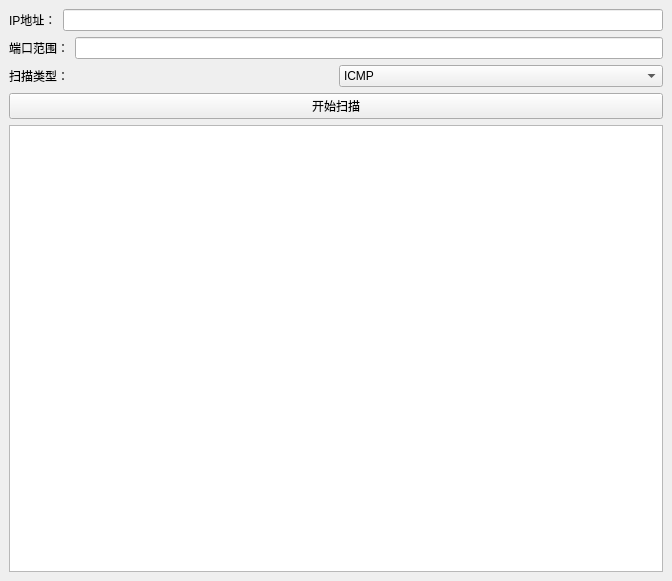
Qt form mainwindow.ui (xxz1314520/PortScanner) before a commit.
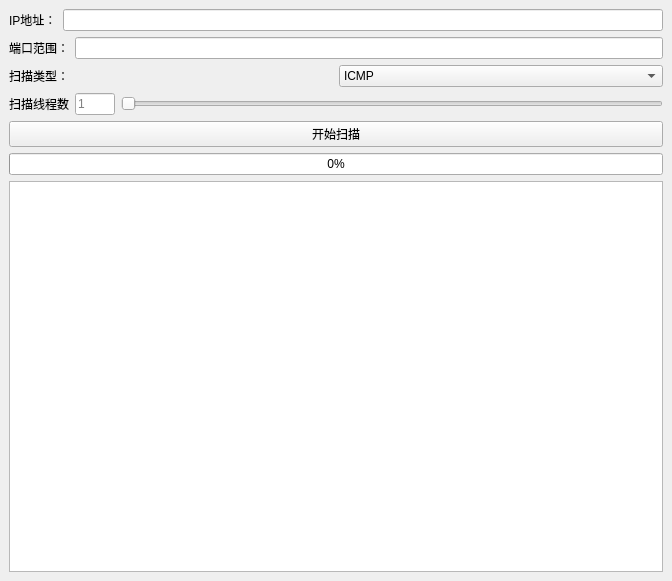
The same form after that commit.

Commit message:
线程优化、扫描进度条
1、界面添加扫描进度条，显示任务进度
2、界面添加线程选择滑动条，最大1500线程

```diff
--- a/mainwindow.ui
+++ b/mainwindow.ui
@@ -14,8 +14,8 @@
    <string>Port Scanner</string>
   </property>
   <widget class="QWidget" name="centralwidget">
-   <layout class="QVBoxLayout" name="verticalLayout">
-    <item>
+   <layout class="QGridLayout" name="gridLayout">
+    <item row="0" column="0">
      <layout class="QHBoxLayout" name="ipLayout">
       <item>
        <widget class="QLabel" name="ipLabel">
@@ -29,7 +29,7 @@
       </item>
      </layout>
     </item>
-    <item>
+    <item row="1" column="0">
      <layout class="QHBoxLayout" name="portRangeLayout">
       <item>
        <widget class="QLabel" name="portRangeLabel">
@@ -43,7 +43,7 @@
       </item>
      </layout>
     </item>
-    <item>
+    <item row="2" column="0">
      <layout class="QHBoxLayout" name="scanTypeLayout">
       <item>
        <widget class="QLabel" name="scanTypeLabel">
@@ -69,23 +69,71 @@
           <string>UDP</string>
          </property>
         </item>
-        <item>
-         <property name="text">
-          <string>TCP SYN</string>
-         </property>
-        </item>
        </widget>
       </item>
      </layout>
     </item>
-    <item>
+    <item row="3" column="0">
+     <layout class="QHBoxLayout" name="horizontalLayout">
+      <item>
+       <widget class="QLabel" name="label">
+        <property name="text">
+         <string>扫描线程数</string>
+        </property>
+       </widget>
+      </item>
+      <item>
+       <widget class="QLineEdit" name="thread_num_label">
+        <property name="maximumSize">
+         <size>
+          <width>40</width>
+          <height>50</height>
+         </size>
+        </property>
+        <property name="readOnly">
+         <bool>true</bool>
+        </property>
+        <property name="placeholderText">
+         <string>1</string>
+        </property>
+       </widget>
+      </item>
+      <item>
+       <widget class="QSlider" name="horizontalSlider">
+        <property name="minimum">
+         <number>1</number>
+        </property>
+        <property name="maximum">
+         <number>1500</number>
+        </property>
+        <property name="orientation">
+         <enum>Qt::Horizontal</enum>
+        </property>
+        <property name="tickPosition">
+         <enum>QSlider::NoTicks</enum>
+        </property>
+       </widget>
+      </item>
+     </layout>
+    </item>
+    <item row="4" column="0">
      <widget class="QPushButton" name="startButton">
       <property name="text">
        <string>开始扫描</string>
       </property>
      </widget>
     </item>
-    <item>
+    <item row="5" column="0">
+     <widget class="QProgressBar" name="progress_bar">
+      <property name="maximum">
+       <number>10000</number>
+      </property>
+      <property name="value">
+       <number>0</number>
+      </property>
+     </widget>
+    </item>
+    <item row="6" column="0">
      <widget class="QListWidget" name="resultListWidget">
       <property name="enabled">
        <bool>true</bool>
```
The commit also changes 4 other files.
